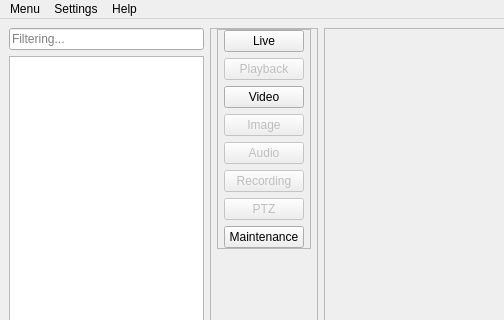
Old version of the form GUI/GUI_Util/mainwindow.ui in the repository Abay11/onvif_client; both pictures show x 0 to 504 and y 0 to 320 of the 1111 by 678 pixel window.
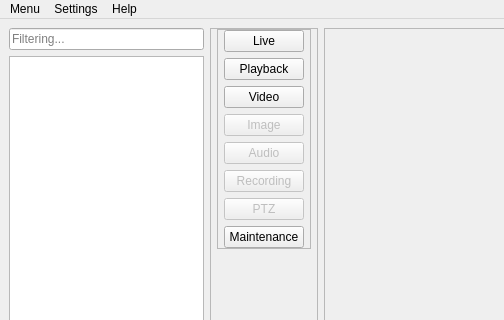
New version of the form.

Commit message: Init recordings form

The edit to the form file:
```diff
--- a/GUI/GUI_Util/mainwindow.ui
+++ b/GUI/GUI_Util/mainwindow.ui
@@ -133,11 +133,17 @@
             <item>
              <widget class="QPushButton" name="btnPlayback">
               <property name="enabled">
-               <bool>false</bool>
+               <bool>true</bool>
               </property>
               <property name="text">
                <string>Playback</string>
               </property>
+              <property name="checkable">
+               <bool>false</bool>
+              </property>
+              <property name="flat">
+               <bool>false</bool>
+              </property>
              </widget>
             </item>
             <item>
```
Left out of the diff: 3 changed lines with no effect on the pictures. The commit also changes 7 other files.
